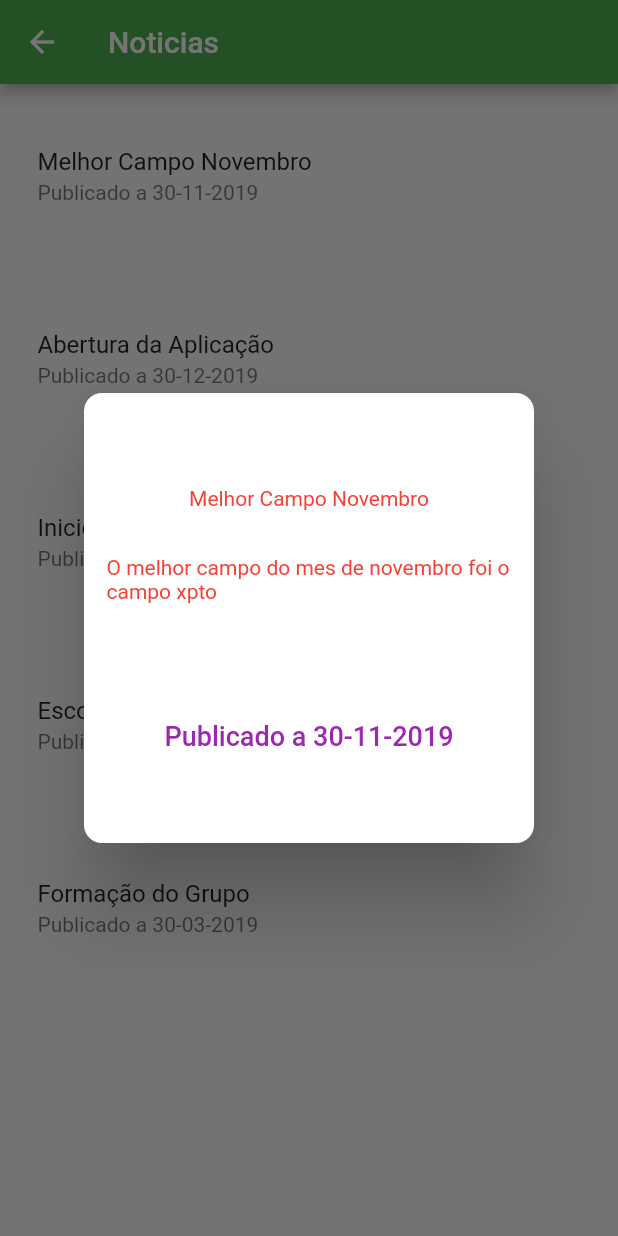
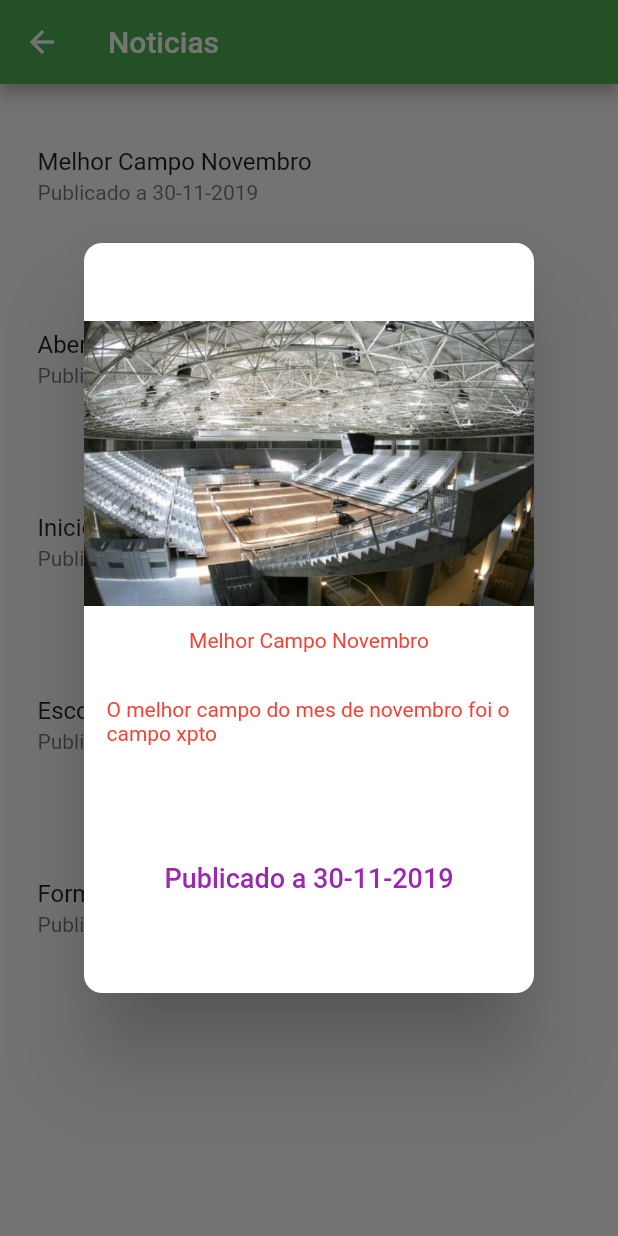
Before and after one commit to Fonseca2570/TEN, a Flutter app: the feed screen opened directly, after a tap on "Melhor Campo Novembro", on a phone screen of 412 x 824 dp. Run offline on Flutter 3.47's test engine with Material 2 defaults, Android fonts, the phone set to English and light mode, and no system bars; our stand-ins replace firebase_auth; accounts and stored records are empty.

Commit message:
Update feed.dart

```diff
--- a/futmm/lib/Pages/Setup/feed.dart
+++ b/futmm/lib/Pages/Setup/feed.dart
@@ -9,12 +9,20 @@ Dialog showalert(String title, String texto, String data) {
     shape: RoundedRectangleBorder(borderRadius: BorderRadius.circular(12.0)),
     //this right here
     child: Container(
-      height: 300.0,
+      /*decoration: new BoxDecoration(
+        image: new DecorationImage(
+          image: new AssetImage("assets/imagens/background.jpg"),
+          fit: BoxFit.fill,
+        ),
+        shape: BoxShape.circle,
+      ),*/
+      height: 500.0,
       width: 300.0,
 
       child: Column(
         mainAxisAlignment: MainAxisAlignment.center,
         children: <Widget>[
+          Image.asset('assets/imagens/background.jpg'),
           Padding(
             padding: EdgeInsets.all(15.0),
             child: Text(title, style: TextStyle(color: Colors.red),),
```
